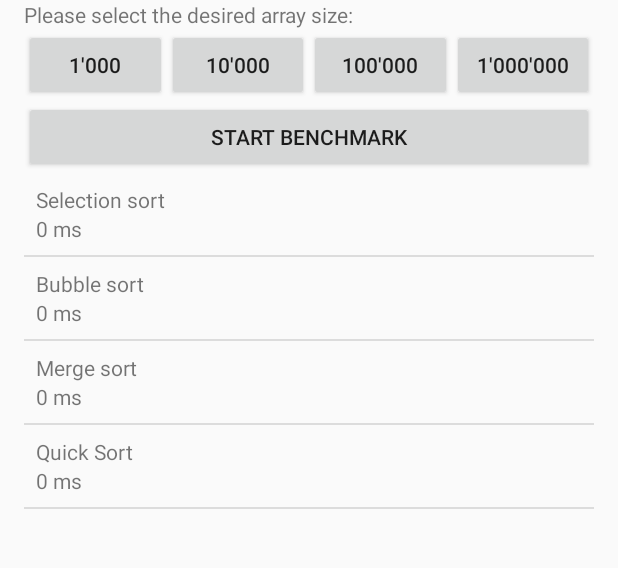
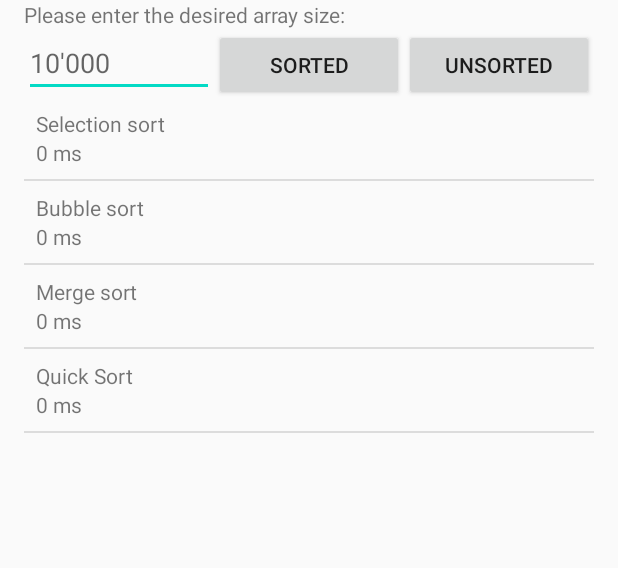
Before and after one commit to PierreBou91/SortingBenchmark, an Android app: the screen it shows after launch (MainActivity), on a phone screen of 412 x 824 dp, the part 137-705 px from its top. Run offline under Robolectric (Android 15) with nearby library versions, the phone set to English and light mode, and no system bars.

Commit message:
UI slightly reworked

```diff
--- a/app/src/main/java/com/emergence/sortingbenchmark/MainActivity.kt
+++ b/app/src/main/java/com/emergence/sortingbenchmark/MainActivity.kt
@@ -2,8 +2,11 @@ package com.emergence.sortingbenchmark
 
 import androidx.appcompat.app.AppCompatActivity
 import android.os.Bundle
+import android.util.Log
+import androidx.databinding.DataBindingUtil
 import androidx.lifecycle.Observer
 import androidx.lifecycle.ViewModelProvider
+//import com.emergence.sortingbenchmark.databinding.ActivityMainBinding
 import kotlinx.android.synthetic.main.activity_main.*
 
 private const val TAG = "MainActivity"
@@ -12,6 +15,7 @@ class MainActivity : AppCompatActivity() {
 
     override fun onCreate(savedInstanceState: Bundle?) {
         super.onCreate(savedInstanceState)
+
         setContentView(R.layout.activity_main)
 
         val viewModel = ViewModelProvider(this).get(MainActivityViewModel::class.java)
@@ -19,31 +23,13 @@ class MainActivity : AppCompatActivity() {
 
         listView.adapter = adapter
 
-        // buttons onClickListeners
-        oneThousand.setOnClickListener { viewModel.createAnArray(1000) }
-        tenThousand.setOnClickListener { viewModel.createAnArray(10000) }
-        oneHundredThousand.setOnClickListener { viewModel.createAnArray(100000) }
-        oneMillion.setOnClickListener { viewModel.createAnArray(1000000) }
-        startBenchmark.setOnClickListener {
-            viewModel.startBench()
+        sortedButton.setOnClickListener {
+            viewModel.startBench(Integer.parseInt(arraySize.text.toString()), true)
             adapter.notifyDataSetChanged()
         }
-
-        // disabling buttons while the array is being created to avoid too much double clicking
-        viewModel.arrayIsGenerated.observe(this, Observer { isGenerated ->
-            if (!isGenerated) {
-                oneThousand.isEnabled = false
-                tenThousand.isEnabled = false
-                oneHundredThousand.isEnabled = false
-                oneMillion.isEnabled = false
-                startBenchmark.isEnabled = false
-            } else {
-                oneThousand.isEnabled = true
-                tenThousand.isEnabled = true
-                oneHundredThousand.isEnabled = true
-                oneMillion.isEnabled = true
-                startBenchmark.isEnabled = true
-            }
-        })
+        unsortedButton.setOnClickListener {
+            viewModel.startBench(Integer.parseInt(arraySize.text.toString()), false)
+            adapter.notifyDataSetChanged()
+        }
     }
 }
--- a/app/src/main/java/com/emergence/sortingbenchmark/MainActivityViewModel.kt
+++ b/app/src/main/java/com/emergence/sortingbenchmark/MainActivityViewModel.kt
@@ -13,18 +13,18 @@ import kotlin.system.measureTimeMillis
 private const val TAG = "MainActivityViewModel"
 
 class MainActivityViewModel : ViewModel() {
+
     private val names: List<String> = listOf(
         "Selection sort",
         "Bubble sort",
         "Merge sort",
         "Quick Sort"
     )
+
     var allAlgorithms: MutableList<Algorithm>
-    var arr: IntArray
 
     init {
         allAlgorithms = initializeAllAlgo()
-        arr = intArrayOf(1,2,3)
     }
 
     private fun initializeAllAlgo(): MutableList<Algorithm> {
@@ -35,20 +35,9 @@ class MainActivityViewModel : ViewModel() {
         return tempAlgoList
     }
 
-    private var _arrayIsGenerated = MutableLiveData<Boolean>(true)
-    val arrayIsGenerated: LiveData<Boolean>
-        get() = _arrayIsGenerated
-
-    fun createAnArray(size: Int): IntArray {
-        _arrayIsGenerated.value = false
-        arr = IntArray(size) { Random.nextInt() }
-        _arrayIsGenerated.value = true
-        return arr
-    }
-
-    private var executionTime: Long = 0
-
-    fun startBench() {
+    fun startBench(size: Int, isSorted: Boolean) {
+        var executionTime: Long = 0
+        val arr = createAnArray(size, isSorted)
         for ((i,v) in names.withIndex()) {
             val tempArr = IntArray(arr.size)
             for ((index,value) in arr.withIndex()) {
@@ -67,6 +56,18 @@ class MainActivityViewModel : ViewModel() {
             "Bubble sort" -> bubbleSort(arr)
             "Merge sort" -> arr.sort()
         }
+    }
+
+    private fun createAnArray(size: Int, isSorted: Boolean): IntArray {
+        var arr = IntArray(size)
+        if (isSorted) {
+            for (i in 0 until size) {
+                arr[i] = i
+            }
+        } else {
+            arr = IntArray(size) { Random.nextInt()}
+        }
+        return arr
     }
 }
 
--- a/app/src/main/res/layout/activity_main.xml
+++ b/app/src/main/res/layout/activity_main.xml
@@ -1,4 +1,5 @@
 <?xml version="1.0" encoding="utf-8"?>
+
 <androidx.constraintlayout.widget.ConstraintLayout xmlns:android="http://schemas.android.com/apk/res/android"
     xmlns:app="http://schemas.android.com/apk/res-auto"
     xmlns:tools="http://schemas.android.com/tools"
@@ -25,54 +26,37 @@
         app:layout_constraintStart_toStartOf="parent"
         app:layout_constraintTop_toBottomOf="@id/title" />
 
-    <Button
-        android:id="@+id/oneThousand"
+    <EditText
+        android:id="@+id/arraySize"
         android:layout_width="0dp"
         android:layout_height="wrap_content"
-        android:text="@string/button1000"
-        app:layout_constraintEnd_toStartOf="@+id/tenThousand"
+        android:ems="10"
+        android:hint="@string/hint"
+        android:inputType="numberSigned"
+        app:layout_constraintEnd_toStartOf="@+id/sortedButton"
         app:layout_constraintHorizontal_bias="0.5"
         app:layout_constraintStart_toStartOf="parent"
-        app:layout_constraintTop_toBottomOf="@id/selectArraySize" />
+        app:layout_constraintTop_toBottomOf="@+id/selectArraySize" />
 
     <Button
-        android:id="@+id/tenThousand"
+        android:id="@+id/sortedButton"
         android:layout_width="0dp"
         android:layout_height="wrap_content"
-        android:text="@string/button10000"
-        app:layout_constraintEnd_toStartOf="@+id/oneHundredThousand"
+        android:text="@string/sortedButton"
+        app:layout_constraintEnd_toStartOf="@+id/unsortedButton"
         app:layout_constraintHorizontal_bias="0.5"
-        app:layout_constraintStart_toEndOf="@+id/oneThousand"
-        app:layout_constraintTop_toBottomOf="@id/selectArraySize" />
+        app:layout_constraintStart_toEndOf="@+id/arraySize"
+        app:layout_constraintTop_toBottomOf="@+id/selectArraySize" />
 
     <Button
-        android:id="@+id/oneHundredThousand"
+        android:id="@+id/unsortedButton"
         android:layout_width="0dp"
         android:layout_height="wrap_content"
-        android:text="@string/button100000"
-        app:layout_constraintEnd_toStartOf="@+id/oneMillion"
-        app:layout_constraintHorizontal_bias="0.5"
-        app:layout_constraintStart_toEndOf="@+id/tenThousand"
-        app:layout_constraintTop_toBottomOf="@id/selectArraySize" />
-
-    <Button
-        android:id="@+id/oneMillion"
-        android:layout_width="0dp"
-        android:layout_height="wrap_content"
-        android:text="@string/button1000000"
+        android:text="@string/unsortedButton"
         app:layout_constraintEnd_toEndOf="parent"
         app:layout_constraintHorizontal_bias="0.5"
-        app:layout_constraintStart_toEndOf="@+id/oneHundredThousand"
-        app:layout_constraintTop_toBottomOf="@id/selectArraySize" />
-
-    <Button
-        android:id="@+id/startBenchmark"
-        android:layout_width="0dp"
-        android:layout_height="wrap_content"
-        android:text="@string/buttonStartBenchmark"
-        app:layout_constraintEnd_toEndOf="parent"
-        app:layout_constraintStart_toStartOf="parent"
-        app:layout_constraintTop_toBottomOf="@+id/tenThousand" />
+        app:layout_constraintStart_toEndOf="@+id/sortedButton"
+        app:layout_constraintTop_toBottomOf="@+id/selectArraySize" />
 
     <ListView
         android:id="@+id/listView"
@@ -81,6 +65,6 @@
         app:layout_constraintBottom_toBottomOf="parent"
         app:layout_constraintEnd_toEndOf="parent"
         app:layout_constraintStart_toStartOf="parent"
-        app:layout_constraintTop_toBottomOf="@id/startBenchmark" />
+        app:layout_constraintTop_toBottomOf="@id/arraySize" />
 
 </androidx.constraintlayout.widget.ConstraintLayout>
--- a/app/src/main/res/values/strings.xml
+++ b/app/src/main/res/values/strings.xml
@@ -1,12 +1,10 @@
 <resources>
     <string name="app_name">Sorting Benchmark</string>
     <string name="title">Welcome to Sorting Benchmark !</string>
-    <string name="selectArraySize">Please select the desired array size:</string>
-    <string name="button1000">1\'000</string>
-    <string name="button10000">10\'000</string>
-    <string name="button100000">100\'000</string>
-    <string name="button1000000">1\'000\'000</string>
-    <string name="buttonStartBenchmark">Start benchmark</string>
+    <string name="selectArraySize">Please enter the desired array size:</string>
+    <string name="hint">10\'000</string>
+    <string name="sortedButton">Sorted</string>
+    <string name="unsortedButton">Unsorted</string>
     <string name="algoName">NAME OF THE SORTING ALGORITHM</string>
-    <string name="time">0.00s</string>
+    <string name="time">0 ms</string>
 </resources>
```
